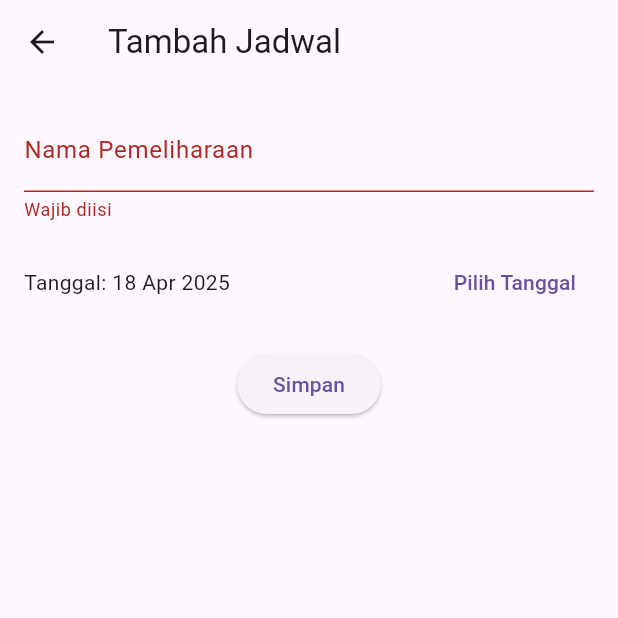
After one commit to evyugantara/Kos-Pondok-Hasanah, a Flutter app: the TambahPemeliharaanScreen screen opened directly, after a tap on "Simpan", on a phone screen of 412 x 824 dp, the top half of it. The commit adds this screen. Run offline on Flutter 3.47's test engine with Material 3 defaults, Android fonts, the phone set to English and light mode, and no system bars.

Commit message:
Tambahan

```diff
--- /dev/null
+++ b/lib/screens/pemeliharaan/edit_pemeliharaan_screen.dart
@@ -0,0 +1,78 @@
+import 'package:flutter/material.dart';
+import 'package:intl/intl.dart';
+import 'pemeliharaan_list_screen.dart';
+
+class EditPemeliharaanScreen extends StatefulWidget {
+  final Pemeliharaan pemeliharaan;
+  final int index;
+
+  EditPemeliharaanScreen({required this.pemeliharaan, required this.index});
+
+  @override
+  _EditPemeliharaanScreenState createState() => _EditPemeliharaanScreenState();
+}
+
+class _EditPemeliharaanScreenState extends State<EditPemeliharaanScreen> {
+  final _formKey = GlobalKey<FormState>();
+  late String _nama;
+  late DateTime _tanggal;
+
+  @override
+  void initState() {
+    super.initState();
+    _nama = widget.pemeliharaan.nama;
+    _tanggal = widget.pemeliharaan.tanggal;
+  }
+
+  @override
+  Widget build(BuildContext context) {
+    return Scaffold(
+      appBar: AppBar(title: Text('Edit Jadwal')),
+      body: Padding(
+        padding: EdgeInsets.all(16),
+        child: Form(
+          key: _formKey,
+          child: Column(
+            children: [
+              TextFormField(
+                initialValue: _nama,
+                decoration: InputDecoration(labelText: 'Nama Pemeliharaan'),
+                validator: (value) => value == null || value.isEmpty ? 'Wajib diisi' : null,
+                onSaved: (value) => _nama = value!,
+              ),
+              SizedBox(height: 16),
+              Row(
+                children: [
+                  Text('Tanggal: ${DateFormat('dd MMM yyyy').format(_tanggal)}'),
+                  Spacer(),
+                  TextButton(
+                    onPressed: () async {
+                      final picked = await showDatePicker(
+                        context: context,
+                        initialDate: _tanggal,
+                        firstDate: DateTime(2020),
+                        lastDate: DateTime(2100),
+                      );
+                      if (picked != null) setState(() => _tanggal = picked);
+                    },
+                    child: Text('Pilih Tanggal'),
+                  ),
+                ],
+              ),
+              SizedBox(height: 20),
+              ElevatedButton(
+                onPressed: () {
+                  if (_formKey.currentState!.validate()) {
+                    _formKey.currentState!.save();
+                    Navigator.pop(context, Pemeliharaan(nama: _nama, tanggal: _tanggal));
+                  }
+                },
+                child: Text('Simpan'),
+              ),
+            ],
+          ),
+        ),
+      ),
+    );
+  }
+}
--- /dev/null
+++ b/lib/screens/pemeliharaan/tambah_pemeliharaan_screen.dart
@@ -0,0 +1,65 @@
+import 'package:flutter/material.dart';
+import 'package:intl/intl.dart';
+import 'pemeliharaan_list_screen.dart';
+
+class TambahPemeliharaanScreen extends StatefulWidget {
+  @override
+  _TambahPemeliharaanScreenState createState() => _TambahPemeliharaanScreenState();
+}
+
+class _TambahPemeliharaanScreenState extends State<TambahPemeliharaanScreen> {
+  final _formKey = GlobalKey<FormState>();
+  String _nama = '';
+  DateTime _tanggal = DateTime.now();
+
+  @override
+  Widget build(BuildContext context) {
+    return Scaffold(
+      appBar: AppBar(title: Text('Tambah Jadwal')),
+      body: Padding(
+        padding: EdgeInsets.all(16),
+        child: Form(
+          key: _formKey,
+          child: Column(
+            children: [
+              TextFormField(
+                decoration: InputDecoration(labelText: 'Nama Pemeliharaan'),
+                validator: (value) => value == null || value.isEmpty ? 'Wajib diisi' : null,
+                onSaved: (value) => _nama = value!,
+              ),
+              SizedBox(height: 16),
+              Row(
+                children: [
+                  Text('Tanggal: ${DateFormat('dd MMM yyyy').format(_tanggal)}'),
+                  Spacer(),
+                  TextButton(
+                    onPressed: () async {
+                      final picked = await showDatePicker(
+                        context: context,
+                        initialDate: _tanggal,
+                        firstDate: DateTime(2020),
+                        lastDate: DateTime(2100),
+                      );
+                      if (picked != null) setState(() => _tanggal = picked);
+                    },
+                    child: Text('Pilih Tanggal'),
+                  ),
+                ],
+              ),
+              SizedBox(height: 20),
+              ElevatedButton(
+                onPressed: () {
+                  if (_formKey.currentState!.validate()) {
+                    _formKey.currentState!.save();
+                    Navigator.pop(context, Pemeliharaan(nama: _nama, tanggal: _tanggal));
+                  }
+                },
+                child: Text('Simpan'),
+              ),
+            ],
+          ),
+        ),
+      ),
+    );
+  }
+}
```
Also changed, not shown: lib/main.dart (+2 -7 lines), lib/screens/dashboard/dashboard_screen.dart (added, +83 -0 lines), lib/screens/home_screen.dart (+16 -0 lines), lib/screens/laporan/laporan_list_screen.dart (added, +60 -0 lines), lib/screens/login/login_screen.dart (added, +99 -0 lines), lib/screens/pemeliharaan/pemeliharaan_list_screen.dart (added, +89 -0 lines), pubspec.yaml (+5 -3 lines), pubspec.lock, 1 other file.
